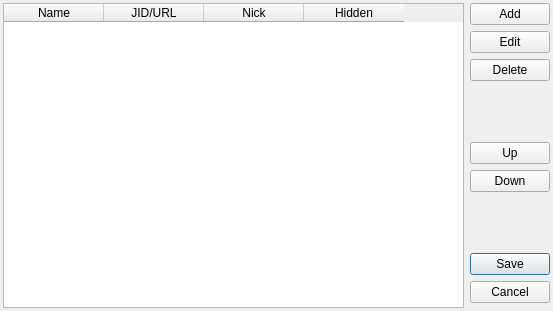
Old version of the form branches/dev_aioiface/src/plugins/bookmarks/editbookmarksdialog.ui in the repository vacuum-im/vacuum-im.
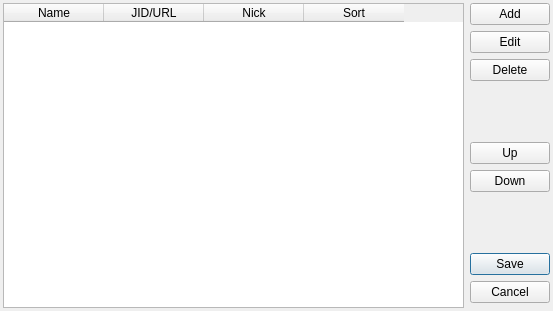
New version of the form.

Patch:
```diff
--- a/branches/dev_aioiface/src/plugins/bookmarks/editbookmarksdialog.ui
+++ b/branches/dev_aioiface/src/plugins/bookmarks/editbookmarksdialog.ui
@@ -63,7 +63,7 @@
      </column>
      <column>
       <property name="text">
-       <string notr="true">Hidden</string>
+       <string notr="true">Sort</string>
       </property>
       <property name="toolTip">
        <string notr="true"/>
```
